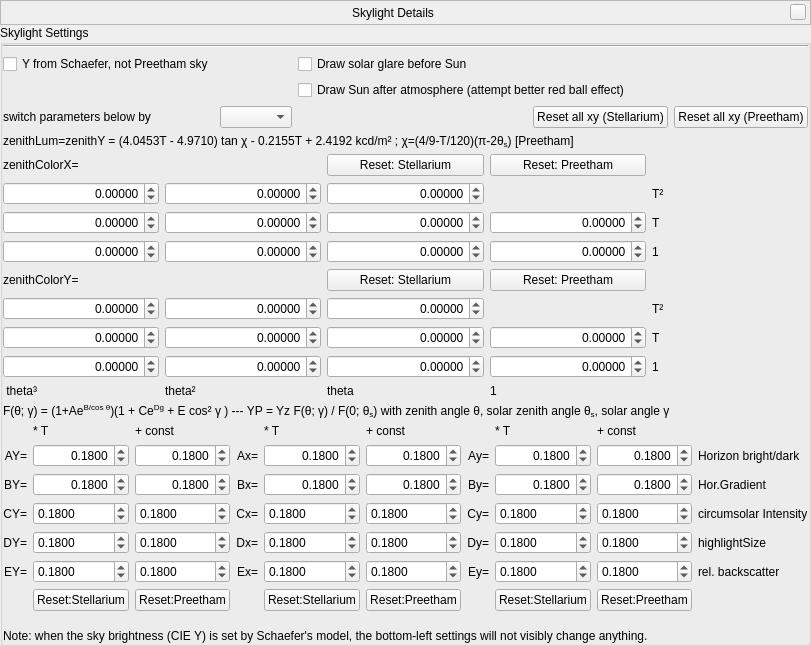
Above: src/gui/skylightDialog.ui from Stellarium/stellarium before the change. Below: the same form after it.
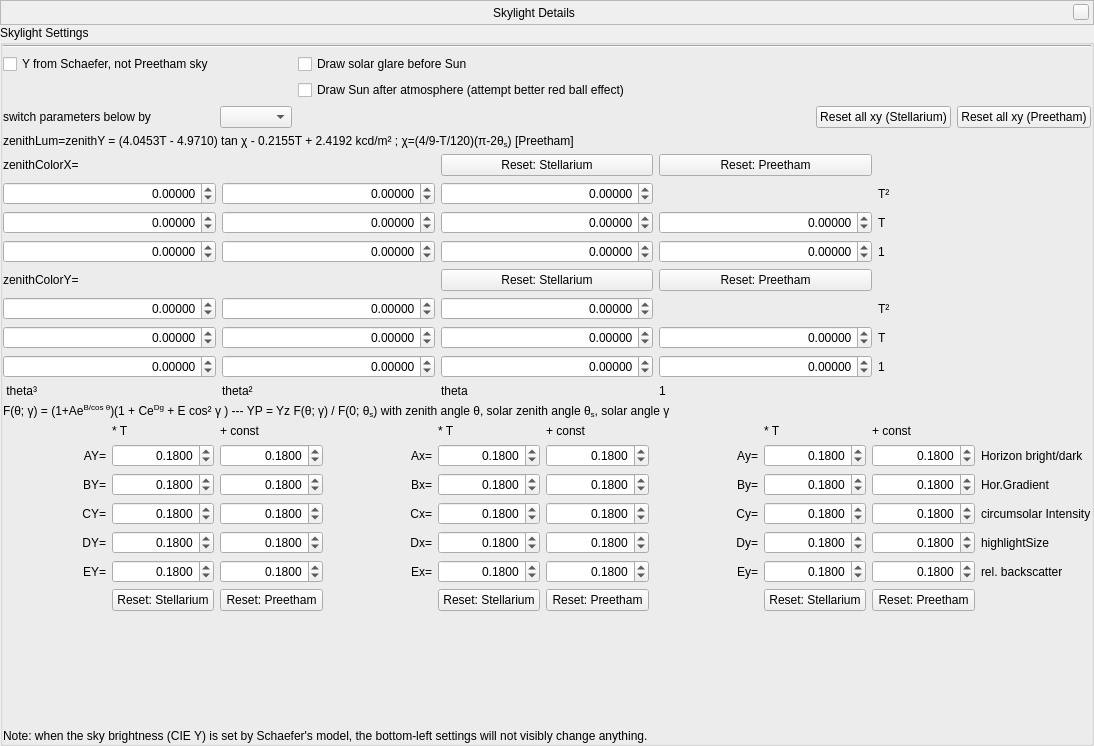
That is the form after the change. Custom widgets are drawn as their Qt base class.

Commit message: Appended the missing fixes for previous commit

The edit to the form file:
```diff
--- a/src/gui/skylightDialog.ui
+++ b/src/gui/skylightDialog.ui
@@ -6,8 +6,8 @@
    <rect>
     <x>0</x>
     <y>0</y>
-    <width>694</width>
-    <height>646</height>
+    <width>1094</width>
+    <height>746</height>
    </rect>
   </property>
   <layout class="QVBoxLayout" name="verticalLayout">
@@ -786,6 +786,9 @@
        <layout class="QGridLayout" name="gridLayout">
         <item row="4" column="1">
          <widget class="QDoubleSpinBox" name="doubleSpinBox_DYT">
+          <property name="alignment">
+           <set>Qt::AlignRight|Qt::AlignTrailing|Qt::AlignVCenter</set>
+          </property>
           <property name="decimals">
            <number>4</number>
           </property>
@@ -914,6 +917,9 @@
         </item>
         <item row="4" column="2">
          <widget class="QDoubleSpinBox" name="doubleSpinBox_DY">
+          <property name="alignment">
+           <set>Qt::AlignRight|Qt::AlignTrailing|Qt::AlignVCenter</set>
+          </property>
           <property name="decimals">
            <number>4</number>
           </property>
@@ -933,6 +939,9 @@
         </item>
         <item row="3" column="2">
          <widget class="QDoubleSpinBox" name="doubleSpinBox_CY">
+          <property name="alignment">
+           <set>Qt::AlignRight|Qt::AlignTrailing|Qt::AlignVCenter</set>
+          </property>
           <property name="decimals">
            <number>4</number>
           </property>
@@ -952,6 +961,9 @@
         </item>
         <item row="5" column="2">
          <widget class="QDoubleSpinBox" name="doubleSpinBox_EY">
+          <property name="alignment">
+           <set>Qt::AlignRight|Qt::AlignTrailing|Qt::AlignVCenter</set>
+          </property>
           <property name="decimals">
            <number>4</number>
           </property>
@@ -971,6 +983,9 @@
         </item>
         <item row="4" column="8">
          <widget class="QDoubleSpinBox" name="doubleSpinBox_Dy">
+          <property name="alignment">
+           <set>Qt::AlignRight|Qt::AlignTrailing|Qt::AlignVCenter</set>
+          </property>
           <property name="decimals">
            <number>4</number>
           </property>
@@ -990,6 +1005,9 @@
         </item>
         <item row="5" column="7">
          <widget class="QDoubleSpinBox" name="doubleSpinBox_EyT">
+          <property name="alignment">
+           <set>Qt::AlignRight|Qt::AlignTrailing|Qt::AlignVCenter</set>
+          </property>
           <property name="decimals">
            <number>4</number>
           </property>
@@ -1009,6 +1027,9 @@
         </item>
         <item row="5" column="8">
          <widget class="QDoubleSpinBox" name="doubleSpinBox_Ey">
+          <property name="alignment">
+           <set>Qt::AlignRight|Qt::AlignTrailing|Qt::AlignVCenter</set>
+          </property>
           <property name="decimals">
            <number>4</number>
           </property>
@@ -1050,6 +1071,9 @@
         </item>
         <item row="3" column="4">
          <widget class="QDoubleSpinBox" name="doubleSpinBox_CxT">
+          <property name="alignment">
+           <set>Qt::AlignRight|Qt::AlignTrailing|Qt::AlignVCenter</set>
+          </property>
           <property name="decimals">
            <number>4</number>
           </property>
@@ -1069,6 +1093,9 @@
         </item>
         <item row="3" column="5">
          <widget class="QDoubleSpinBox" name="doubleSpinBox_Cx">
+          <property name="alignment">
+           <set>Qt::AlignRight|Qt::AlignTrailing|Qt::AlignVCenter</set>
+          </property>
           <property name="decimals">
            <number>4</number>
           </property>
@@ -1088,6 +1115,9 @@
         </item>
         <item row="4" column="4">
          <widget class="QDoubleSpinBox" name="doubleSpinBox_DxT">
+          <property name="alignment">
+           <set>Qt::AlignRight|Qt::AlignTrailing|Qt::AlignVCenter</set>
+          </property>
           <property name="decimals">
            <number>4</number>
           </property>
@@ -1107,6 +1137,9 @@
         </item>
         <item row="4" column="5">
          <widget class="QDoubleSpinBox" name="doubleSpinBox_Dx">
+          <property name="alignment">
+           <set>Qt::AlignRight|Qt::AlignTrailing|Qt::AlignVCenter</set>
+          </property>
           <property name="decimals">
            <number>4</number>
           </property>
@@ -1126,6 +1159,9 @@
         </item>
         <item row="5" column="4">
          <widget class="QDoubleSpinBox" name="doubleSpinBox_ExT">
+          <property name="alignment">
+           <set>Qt::AlignRight|Qt::AlignTrailing|Qt::AlignVCenter</set>
+          </property>
           <property name="decimals">
            <number>4</number>
           </property>
@@ -1145,6 +1181,9 @@
         </item>
         <item row="5" column="5">
          <widget class="QDoubleSpinBox" name="doubleSpinBox_Ex">
+          <property name="alignment">
+           <set>Qt::AlignRight|Qt::AlignTrailing|Qt::AlignVCenter</set>
+          </property>
           <property name="decimals">
            <number>4</number>
           </property>
@@ -1218,6 +1257,9 @@
         </item>
         <item row="5" column="1">
          <widget class="QDoubleSpinBox" name="doubleSpinBox_EYT">
+          <property name="alignment">
+           <set>Qt::AlignRight|Qt::AlignTrailing|Qt::AlignVCenter</set>
+          </property>
           <property name="decimals">
            <number>4</number>
           </property>
@@ -1369,6 +1411,9 @@
         </item>
         <item row="3" column="7">
          <widget class="QDoubleSpinBox" name="doubleSpinBox_CyT">
+          <property name="alignment">
+           <set>Qt::AlignRight|Qt::AlignTrailing|Qt::AlignVCenter</set>
+          </property>
           <property name="decimals">
            <number>4</number>
           </property>
@@ -1388,6 +1433,9 @@
         </item>
         <item row="3" column="8">
          <widget class="QDoubleSpinBox" name="doubleSpinBox_Cy">
+          <property name="alignment">
+           <set>Qt::AlignRight|Qt::AlignTrailing|Qt::AlignVCenter</set>
+          </property>
           <property name="decimals">
            <number>4</number>
           </property>
@@ -1407,6 +1455,9 @@
         </item>
         <item row="4" column="7">
          <widget class="QDoubleSpinBox" name="doubleSpinBox_DyT">
+          <property name="alignment">
+           <set>Qt::AlignRight|Qt::AlignTrailing|Qt::AlignVCenter</set>
+          </property>
           <property name="decimals">
            <number>4</number>
           </property>
@@ -1487,6 +1538,9 @@
         </item>
         <item row="3" column="1">
          <widget class="QDoubleSpinBox" name="doubleSpinBox_CYT">
+          <property name="alignment">
+           <set>Qt::AlignRight|Qt::AlignTrailing|Qt::AlignVCenter</set>
+          </property>
           <property name="decimals">
            <number>4</number>
           </property>
@@ -1620,42 +1674,42 @@
         <item row="6" column="2">
          <widget class="QPushButton" name="pushButton_ResetDistYPreetham">
           <property name="text">
-           <string>Reset:Preetham</string>
+           <string>Reset: Preetham</string>
           </property>
          </widget>
         </item>
         <item row="6" column="1">
          <widget class="QPushButton" name="pushButton_ResetDistYStel">
           <property name="text">
-           <string>Reset:Stellarium</string>
+           <string>Reset: Stellarium</string>
           </property>
          </widget>
         </item>
         <item row="6" column="5">
          <widget class="QPushButton" name="pushButton_ResetDistxPreetham">
           <property name="text">
-           <string>Reset:Preetham</string>
+           <string>Reset: Preetham</string>
           </property>
          </widget>
         </item>
         <item row="6" column="4">
          <widget class="QPushButton" name="pushButton_ResetDistxStel">
           <property name="text">
-           <string>Reset:Stellarium</string>
+           <string>Reset: Stellarium</string>
           </property>
          </widget>
         </item>
         <item row="6" column="8">
          <widget class="QPushButton" name="pushButton_ResetDistyPreetham">
           <property name="text">
-           <string>Reset:Preetham</string>
+           <string>Reset: Preetham</string>
           </property>
          </widget>
         </item>
         <item row="6" column="7">
          <widget class="QPushButton" name="pushButton_ResetDistyStel">
           <property name="text">
-           <string>Reset:Stellarium</string>
+           <string>Reset: Stellarium</string>
           </property>
          </widget>
         </item>
```
